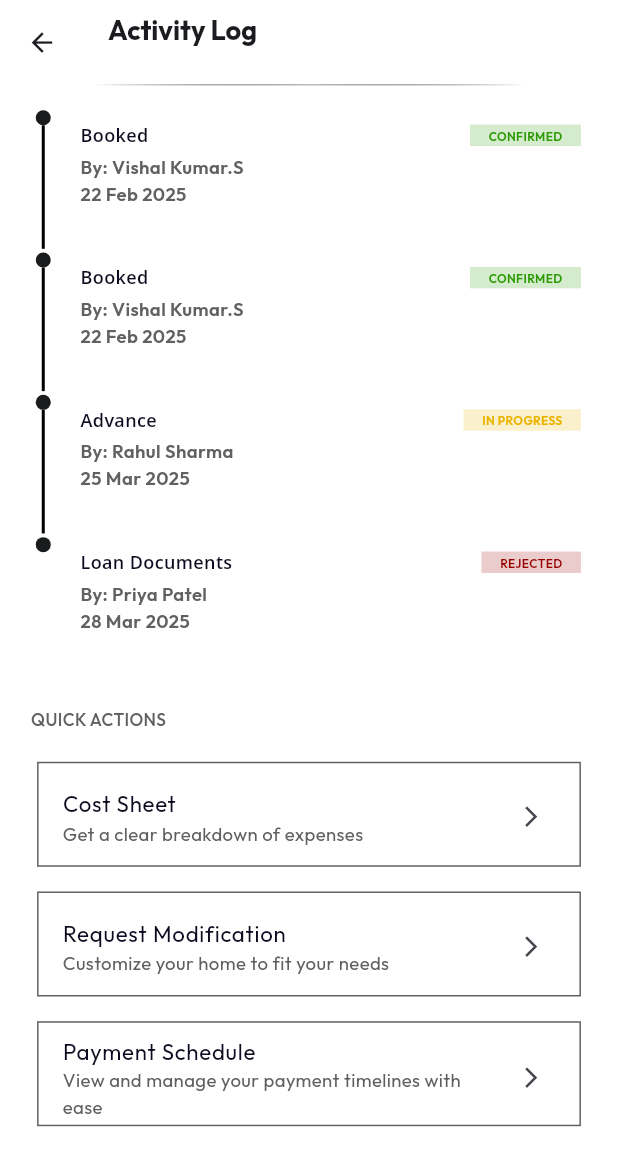
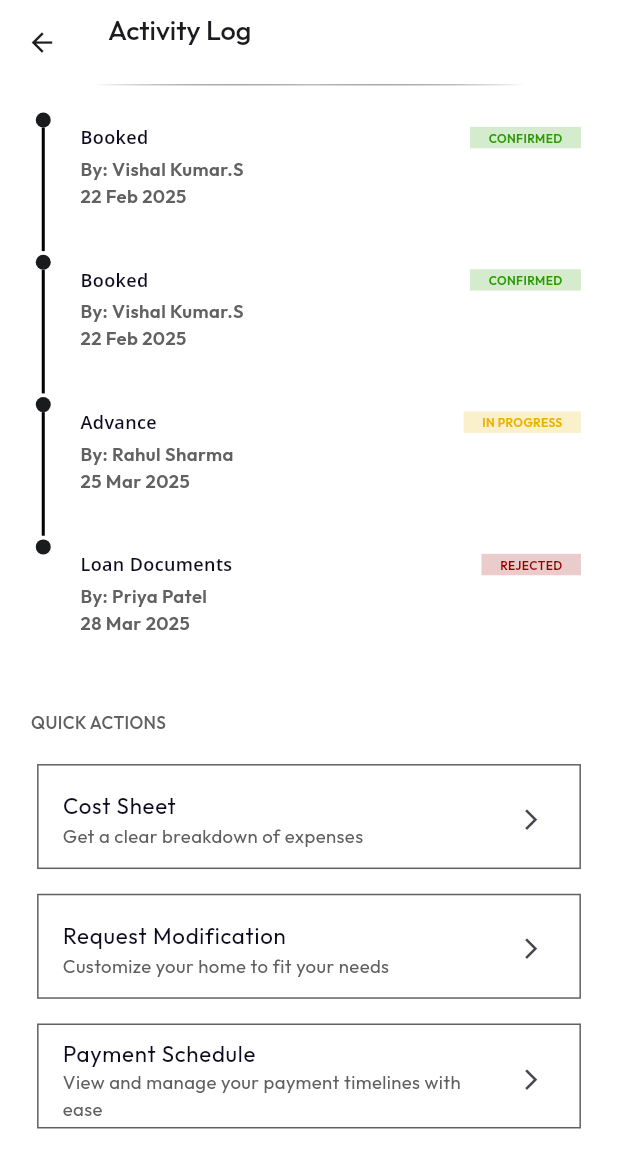
Before and after one commit to HiBorn4/crmapp, a Flutter app: the ActivityLogScreen screen opened directly with empty values, on a phone screen of 412 x 824 dp. Shown: the top 1168 px of the screen. Run offline on Flutter 3.47's test engine with Material 3 defaults, Android fonts, the phone set to English and light mode, and no system bars; our stand-ins replace cloud_firestore, file_picker, firebase_auth, firebase_core, flutter_svg, get and 4 more; accounts and stored records are empty.

Commit message:
ui updated

```diff
--- a/lib/screens/activity_log_screen.dart
+++ b/lib/screens/activity_log_screen.dart
@@ -32,9 +32,27 @@ class _ActivityLogScreenState extends State<ActivityLogScreen> {
       backgroundColor: Colors.white,
       appBar: _buildAppBar(screenWidth, screenHeight),
       body: SingleChildScrollView(
-        padding: EdgeInsets.all(screenWidth * 0.04),
+        padding: EdgeInsets.symmetric(horizontal: screenWidth * 0.04),
         child: Column(
           children: [
+            Center(
+              child: Container(
+                width: screenHeight * 0.35,
+                height: 1,
+                decoration: BoxDecoration(
+                  gradient: LinearGradient(
+                    begin: Alignment.centerLeft,
+                    end: Alignment.centerRight,
+                    colors: [
+                      Colors.transparent,
+                      Colors.grey.shade400,
+                      Colors.transparent,
+                    ],
+                  ),
+                ),
+              ),
+            ),
+            SizedBox(height: 18),
             _buildActivityList(screenWidth, screenHeight),
             SizedBox(height: screenHeight * 0.03),
             _buildQuickActionsSection(screenWidth, screenHeight),
@@ -58,7 +76,7 @@ class _ActivityLogScreenState extends State<ActivityLogScreen> {
             'Activity Log',
             style: GoogleFonts.outfit(
               fontSize: screenHeight * 0.022,
-              fontWeight: FontWeight.bold,
+              fontWeight: FontWeight.w500,
             ),
           ),
           Obx(
@@ -69,26 +87,10 @@ class _ActivityLogScreenState extends State<ActivityLogScreen> {
           ),
         ],
       ),
-      bottom: PreferredSize(
-        preferredSize: Size.fromHeight(1),
-        child: Center(
-          child: Container(
-            width: screenHeight * 0.35,
-            height: 1,
-            decoration: BoxDecoration(
-              gradient: LinearGradient(
-                begin: Alignment.centerLeft,
-                end: Alignment.centerRight,
-                colors: [
-                  Colors.transparent,
-                  Colors.grey.shade400,
-                  Colors.transparent,
-                ],
-              ),
-            ),
-          ),
-        ),
-      ),
+      // bottom: PreferredSize(
+      //   preferredSize: Size.fromHeight(1),
+
+      // ),
       // bottom: PreferredSize(
       //     preferredSize: Size.fromHeight(1), // Adjust height as needed
       //     child: CustomPaint(
@@ -299,7 +301,7 @@ class _ActivityLogScreenState extends State<ActivityLogScreen> {
           style: GoogleFonts.outfit(
             fontSize: screenHeight * 0.015,
             color: Color(0xff606062),
-            fontWeight: FontWeight.w400
+            fontWeight: FontWeight.w400,
           ),
         ),
         trailing: Icon(Icons.arrow_forward_ios, size: screenHeight * 0.02),
--- a/lib/screens/payment_schedule_screen.dart
+++ b/lib/screens/payment_schedule_screen.dart
@@ -12,7 +12,7 @@ class PaymentScheduleScreen extends StatefulWidget {
   final String projectUid;
   final String userUid;
 
-  PaymentScheduleScreen(this.projectUid, this.userUid);
+  const PaymentScheduleScreen(this.projectUid, this.userUid, {super.key});
   @override
   State<PaymentScheduleScreen> createState() => _PaymentScheduleScreenState();
 }
@@ -304,7 +304,7 @@ class _PaymentScheduleScreenState extends State<PaymentScheduleScreen> {
                   height: screenHeight * 0.04,
                   decoration: BoxDecoration(
                     color: Color(0xFFD7C5F4),
-                    borderRadius: BorderRadius.circular(screenHeight * 0.005),
+                    borderRadius: BorderRadius.zero,
                   ),
                   child: TextButton(
                     onPressed: () {},
--- a/lib/utils/download_cost_sheet.dart
+++ b/lib/utils/download_cost_sheet.dart
@@ -2,9 +2,9 @@ import 'dart:io';
 import 'dart:typed_data';
 import 'package:get/get.dart';
 import 'package:flutter/services.dart' show rootBundle;
-import 'package:pdf/pdf.dart';
+// import 'package:pdf/pdf.dart';
 import 'package:pdf/widgets.dart' as pw;
-import 'package:path_provider/path_provider.dart';
+// import 'package:path_provider/path_provider.dart';
 import 'package:permission_handler/permission_handler.dart';
 import '../controllers/unit_controller.dart';
 import '../models/cost_item_model.dart';
--- a/lib/widgets/payment_schedule.dart
+++ b/lib/widgets/payment_schedule.dart
@@ -1,9 +1,9 @@
-import 'package:crmapp/utils/amount_formatting.dart';
+// import 'package:crmapp/utils/amount_formatting.dart';
 import 'package:flutter/material.dart';
 import 'package:google_fonts/google_fonts.dart';
 
 import '../models/payment_entry_model.dart';
-import '../utils/app_colors.dart';
+// import '../utils/app_colors.dart';
 
 class PaymentScheduleWidget extends StatefulWidget {
   const PaymentScheduleWidget({
--- a/lib/widgets/unit_dimensions.dart
+++ b/lib/widgets/unit_dimensions.dart
@@ -19,7 +19,7 @@ class PlotOrientationDiagram extends StatelessWidget {
   final String roadLabel;
 
   const PlotOrientationDiagram({
-    Key? key,
+    super.key,
     required this.D,
     required this.plotNo,
     required this.adjacentPlotNo,
@@ -28,7 +28,7 @@ class PlotOrientationDiagram extends StatelessWidget {
     required this.eastIcon,
     required this.westIcon,
     required this.roadLabel,
-  }) : super(key: key);
+  });
 
   @override
   Widget build(BuildContext context) {
```
